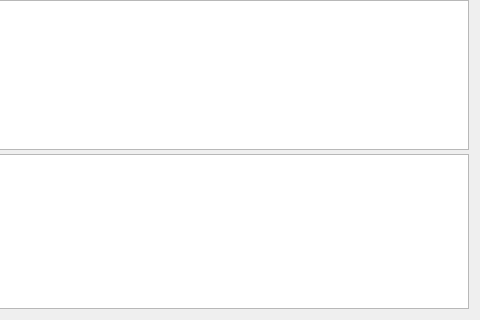
Old version of the form WebsiteAspire/gui/panes/WidgetGenerator.ui in the repository icingerpower/WebsiteEmpire2; both pictures show x 635 to 1115 and y 361 to 681 of the 1115 by 681 pixel window.
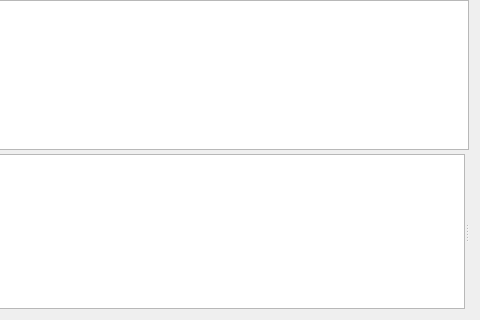
New version of the form.

```diff
--- a/WebsiteAspire/gui/panes/WidgetGenerator.ui
+++ b/WebsiteAspire/gui/panes/WidgetGenerator.ui
@@ -221,22 +221,16 @@
        </item>
       </layout>
      </widget>
-     <widget class="QTableView" name="tableViewResults">
-      <property name="editTriggers">
-       <set>QAbstractItemView::EditTrigger::DoubleClicked</set>
+     <widget class="QSplitter" name="splitterResults">
+      <property name="orientation">
+       <enum>Qt::Orientation::Horizontal</enum>
       </property>
-      <property name="selectionMode">
-       <enum>QAbstractItemView::SelectionMode::ExtendedSelection</enum>
-      </property>
-      <property name="selectionBehavior">
-       <enum>QAbstractItemView::SelectionBehavior::SelectRows</enum>
-      </property>
-      <attribute name="horizontalHeaderStretchLastSection">
-       <bool>true</bool>
-      </attribute>
-      <attribute name="verticalHeaderVisible">
-       <bool>false</bool>
-      </attribute>
+      <widget class="QListWidget" name="listWidgetResultTables">
+       <property name="maximumWidth">
+        <number>200</number>
+       </property>
+      </widget>
+      <widget class="QStackedWidget" name="stackedWidgetResults"/>
      </widget>
     </widget>
    </item>
```
